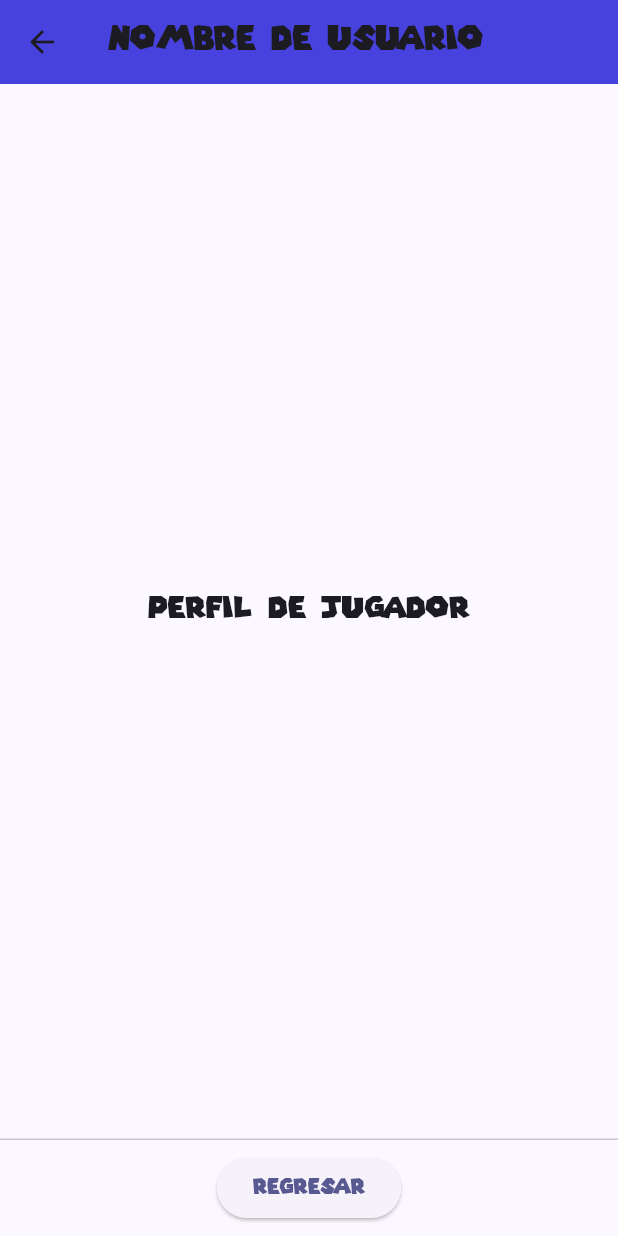
After one commit to Katakur/Up_Grade, a Flutter app: the Menu screen opened directly, after a tap on "Perfil de jugador", on a phone screen of 412 x 824 dp. The commit adds this screen. Run offline on Flutter 3.47's test engine with Material 3 defaults, Android fonts, the phone set to English and light mode, and no system bars; our stand-ins replace flutter_svg.

Commit message:
Avance 1
Crear archivos

```diff
--- a/up_grade/lib/main.dart
+++ b/up_grade/lib/main.dart
@@ -1,6 +1,7 @@
 import 'package:flutter/material.dart';
-//import 'package:flutter_svg/flutter_svg.dart';
-import 'menu.dart';
+import 'package:flutter_svg/flutter_svg.dart';
+
+import 'pantallaInicial.dart';
 
 void main() {
   runApp(const MyApp());
@@ -15,6 +16,7 @@ class MyApp extends StatelessWidget {
     return MaterialApp(
       title: 'UpGrade',
       theme: ThemeData(
+        fontFamily: 'Mario',
         colorScheme: ColorScheme.fromSeed(seedColor: Color.fromARGB(255, 60, 54, 209)),
         useMaterial3: true,
       ),
--- a/up_grade/lib/menu.dart
+++ b/up_grade/lib/menu.dart
@@ -1,50 +1,68 @@
+import 'package:flutter/material.dart';
+import 'package:flutter_svg/flutter_svg.dart';
 
-import 'package:flutter/material.dart';
-//import 'package:flutter_svg/flutter_svg.dart';
+import 'perfilJugador.dart';
 
-class MyHomePage extends StatefulWidget {
-  const MyHomePage({super.key, required this.title});
-  final String title;
-
-  @override
-  State<MyHomePage> createState() => _MyHomePageState();
-}
-
-class _MyHomePageState extends State<MyHomePage> {
-  int _counter = 0;
-
-  void _incrementCounter() {
-    setState(() {
-      _counter++;
-    });
-  }
+class Menu extends StatelessWidget {
+  const Menu({super.key});
 
   @override
   Widget build(BuildContext context) {
+
     return Scaffold(
       appBar: AppBar(
-        backgroundColor: Theme.of(context).colorScheme.inversePrimary,
-        title: Text(widget.title),
+        backgroundColor: Color.fromARGB(255, 71, 66, 221),
+        title: Text("Nombre de usuario"),
       ),
+
       body: Center(
-        child: Column(
-          mainAxisAlignment: MainAxisAlignment.center,
-          children: <Widget>[
+        child: Card(
+          color: Color.fromARGB(255, 242, 240, 215),
+          child: Column(
+            mainAxisAlignment: MainAxisAlignment.center,
+            children: <Widget>[
+
             const Text(
-              'Bienvenido',
+              'Perfil de usuario: ',
+              style: TextStyle(fontFamily: 'Mario', fontSize: 25)
             ),
             Text(
-              '$_counter',
-              style: Theme.of(context).textTheme.headlineMedium,
+              'Lista de Juegos: ',
+              style: TextStyle(fontFamily: 'Mario', fontSize: 25)
             ),
+            Text(
+              'detalles de rutina: ',
+              style: TextStyle(fontFamily: 'Mario', fontSize: 25)
+            ),
+            ]
+          )
+
+        // Detalles de la aplicación
+        /*child:  Row(
+          mainAxisAlignment: MainAxisAlignment.spaceEvenly,
+          children: [
+            Text("Menu: ", style: TextStyle(fontFamily: "Mario", fontSize: 20)),
           ],
-        ),
+        )*/
+      )
       ),
-      floatingActionButton: FloatingActionButton(
-        onPressed: _incrementCounter,
-        tooltip: 'Increment',
-        child: const Icon(Icons.add),
-      ),
+
+      persistentFooterAlignment: AlignmentDirectional.bottomCenter,
+      persistentFooterButtons: <Widget>[
+      ElevatedButton(
+          onPressed: () {
+            Navigator.push(
+                context,
+               MaterialPageRoute(
+                builder: (context) => const perfilJugador())); //ir a perfil Jugador
+            },
+            child: const Text("Perfil de jugador")),
+
+      ElevatedButton(onPressed: () {
+            Navigator.pop(context);
+      },
+            child: const Text("Regresar")),
+      ]
     );
   }
 }
--- /dev/null
+++ b/up_grade/lib/perfilJugador.dart
@@ -0,0 +1,34 @@
+import 'package:flutter/material.dart';
+import 'package:flutter_svg/flutter_svg.dart';
+
+class perfilJugador extends StatelessWidget {
+  const perfilJugador({super.key});
+
+  @override
+  Widget build(BuildContext context) {
+
+    return Scaffold(
+      appBar: AppBar(
+        backgroundColor: Color.fromARGB(255, 71, 66, 221),
+        title: Text("Nombre de usuario"),
+      ),
+
+      body: Center(
+        // Detalles de la aplicación
+      child:  Row(
+          mainAxisAlignment: MainAxisAlignment.spaceEvenly,
+          children: [
+            Text("perfil de jugador", style: TextStyle(fontFamily: "Mario", fontSize: 20)),
+          ],
+        )
+      ),
+      persistentFooterAlignment: AlignmentDirectional.bottomCenter,
+      persistentFooterButtons: <Widget>[
+      ElevatedButton(onPressed: () {
+            Navigator.pop(context);
+      },
+            child: const Text("Regresar")),
+      ]
+    );
+  }
+}
```
Also changed, not shown: up_grade/lib/pantallaInicial.dart (added, +44 -0 lines), up_grade/pubspec.yaml (+5 -6 lines), up_grade/fonts/SuperMario256.ttf (added), up_grade/lib/detallesRutina.dart (added), up_grade/lib/listaJuegos.dart (added), up_grade/lib/recordatorios.dart (added), up_grade/pubspec.lock.
